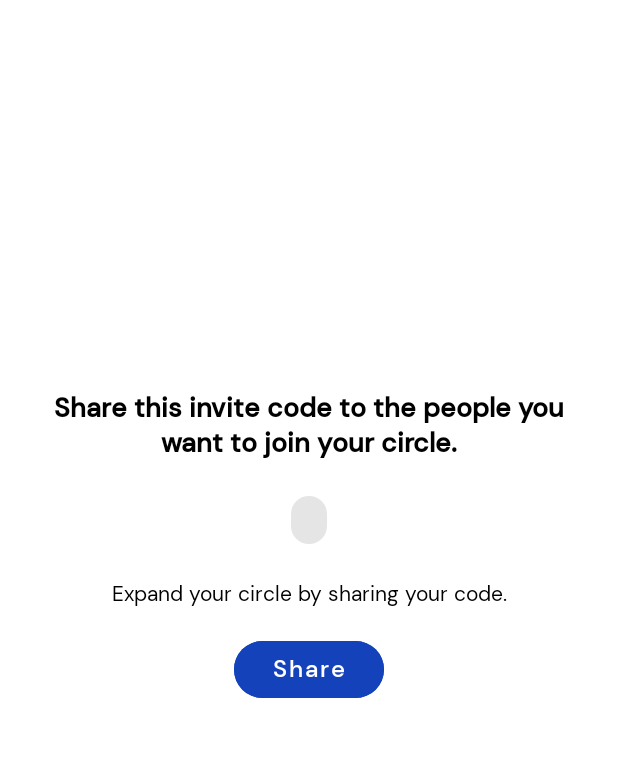
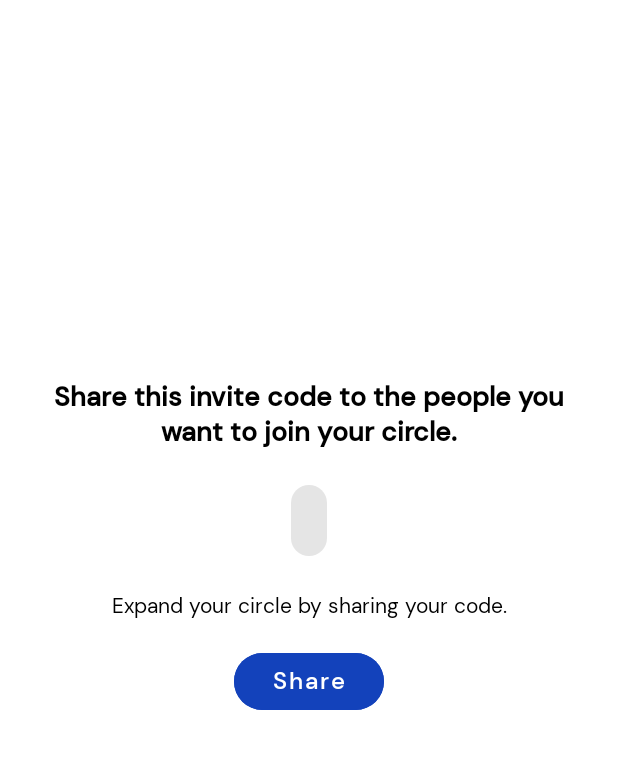
Before and after one commit to timothydillan/300cem-android-app, an Android app: the CircleMembersActivity screen opened directly, with no data from a screen before it, on a phone screen of 412 x 824 dp, the part 69-838 px from its top. Run offline under Robolectric (Android 15) with nearby library versions, the phone set to English and light mode, and no system bars; our stand-ins replace Firebase (no records; nobody signed in at launch, a user with empty details on screens opened directly); 1 statement that could not run was skipped.

Commit message:
Update chip color for circle code

```diff
--- a/app/src/main/res/layout/activity_circle_members.xml
+++ b/app/src/main/res/layout/activity_circle_members.xml
@@ -46,6 +46,8 @@
             android:layout_height="wrap_content"
             android:layout_gravity="center"
             android:layout_marginTop="@dimen/margin_top"
+            android:textSize="36sp"
+            android:textColor="@color/teal_700"
             android:text="Loading..."
             android:textAppearance="@style/ChipStyle"
             android:textStyle="bold" />
```
